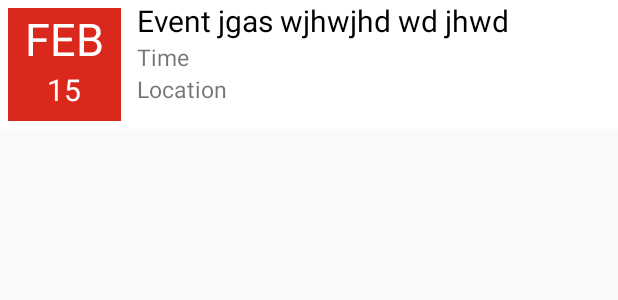
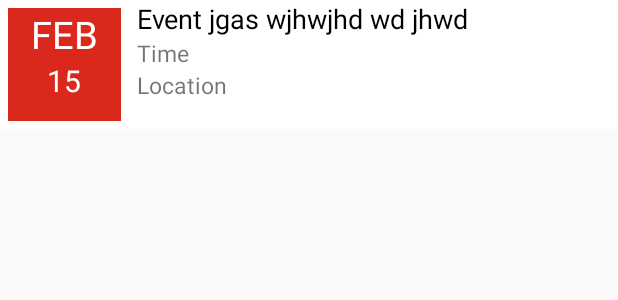
Before and after one commit to GrinnellAppDev/Events-Android, an Android app: the layout event_row_favorites.xml on its own in the app's theme, with its tools: preview values and no code run, on a phone screen of 412 x 824 dp. Shown: the top 300 px of the screen. Run offline under Robolectric (Android 15) with nearby library versions, the phone set to English and light mode, and no system bars.

Commit message:
Changed the favorites layout sightly

```diff
--- a/app/src/main/res/layout/event_row_favorites.xml
+++ b/app/src/main/res/layout/event_row_favorites.xml
@@ -4,7 +4,7 @@
     android:layout_height="wrap_content"
     android:orientation="vertical">
 
-    <RelativeLayout
+    <RelativeLayout xmlns:android="http://schemas.android.com/apk/res/android"
         android:id="@+id/view_background"
         android:layout_width="match_parent"
         android:layout_height="match_parent"
@@ -28,7 +28,7 @@
         android:layout_toStartOf="@id/delete_icon"
         android:text="@string/delete"
         android:textColor="@color/colorWhite"
-        android:textSize="13dp" />
+        android:textSize="13sp" />
 
 
     </RelativeLayout>
@@ -61,7 +61,7 @@
             android:layout_width="match_parent"
             android:layout_height="wrap_content"
             android:gravity="center"
-            android:textSize="30sp"
+            android:textSize="25sp"
             android:textColor="#FFFFFF"
             android:text="FEB"/>
 
@@ -82,7 +82,7 @@
         android:layout_height="wrap_content"
         android:layout_toEndOf="@+id/vEventBackground"
         android:layout_marginLeft="5dp"
-        android:textSize="20sp"
+        android:textSize="@dimen/txt_18"
         android:text="Event jgas wjhwjhd wd jhwd "
         android:textColor="@color/colorBlack"
         android:ellipsize="end"
```
